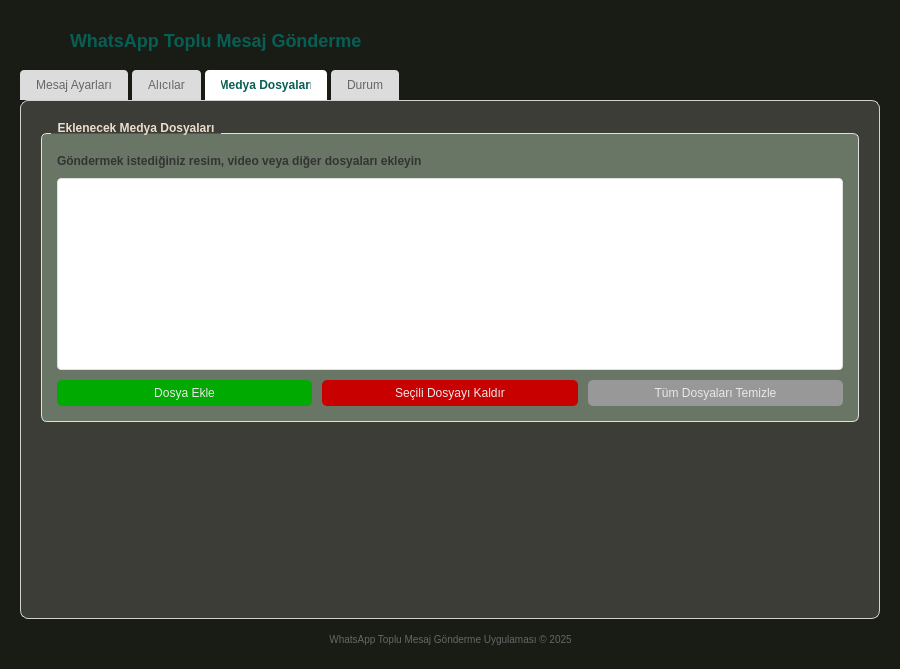
Above: whatsapp-messenger-ui.ui from yunusemretom/whatsapp-bulk-messenger before the change. Below: the same form after it.
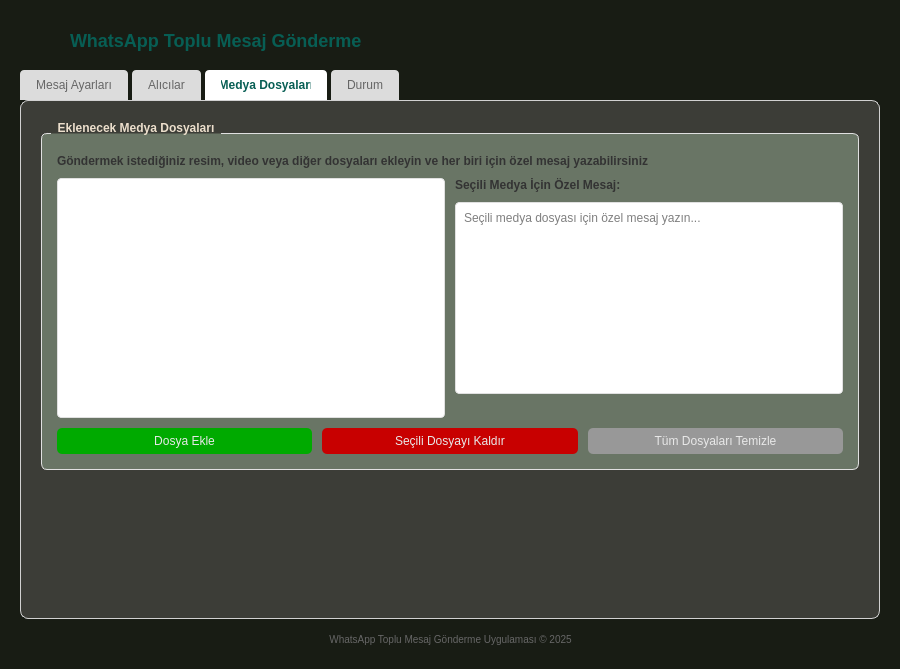
That is the form after the change. The open tabs and pages were chosen to show the change.

Commit message: Silinen dosyalar: deneme.py, GUI_deneme.py, GUI_deneme2.py, GUI_deneme3.py. Güncellemeler ve iyileştirmeler için yeni dosyalar eklendi. Medya dosyaları için özel mesaj yazma özelliği eklendi.

What changed in the file:
```diff
--- a/whatsapp-messenger-ui.ui
+++ b/whatsapp-messenger-ui.ui
@@ -593,10 +593,12 @@
               <string notr="true">font-weight: bold; color:#333333;</string>
              </property>
              <property name="text">
-              <string>Göndermek istediğiniz resim, video veya diğer dosyaları ekleyin</string>
+              <string>Göndermek istediğiniz resim, video veya diğer dosyaları ekleyin ve her biri için özel mesaj yazabilirsiniz</string>
              </property>
             </widget>
            </item>
+           <item>
+            <layout class="QHBoxLayout" name="mediaContentLayout">
            <item>
             <widget class="QListWidget" name="mediaList">
              <property name="styleSheet">
@@ -608,6 +610,48 @@
               <bool>true</bool>
              </property>
             </widget>
+             </item>
+             <item>
+              <layout class="QVBoxLayout" name="mediaMessageLayout">
+               <item>
+                <widget class="QLabel" name="mediaMessageLabel">
+                 <property name="styleSheet">
+                  <string notr="true">font-weight: bold; color:#333333;</string>
+                 </property>
+                 <property name="text">
+                  <string>Seçili Medya İçin Özel Mesaj:</string>
+                 </property>
+                </widget>
+               </item>
+               <item>
+                <widget class="QTextEdit" name="mediaMessageEdit">
+                 <property name="minimumSize">
+                  <size>
+                   <width>0</width>
+                   <height>120</height>
+                  </size>
+                 </property>
+                 <property name="styleSheet">
+                  <string notr="true">color: black;</string>
+                 </property>
+                 <property name="placeholderText">
+                  <string>Seçili medya dosyası için özel mesaj yazın...</string>
+                 </property>
+                </widget>
+               </item>
+               <item>
+                <widget class="QLabel" name="mediaMessageStatusLabel">
+                 <property name="styleSheet">
+                  <string notr="true">color: #075E54; font-style: italic;</string>
+                 </property>
+                 <property name="text">
+                  <string/>
+                 </property>
+                </widget>
+               </item>
+              </layout>
+             </item>
+            </layout>
            </item>
            <item>
             <layout class="QHBoxLayout" name="mediaButtonsLayout">
```
Lines whose indentation alone changed are shown as unchanged. The commit also changes 20 other files.
